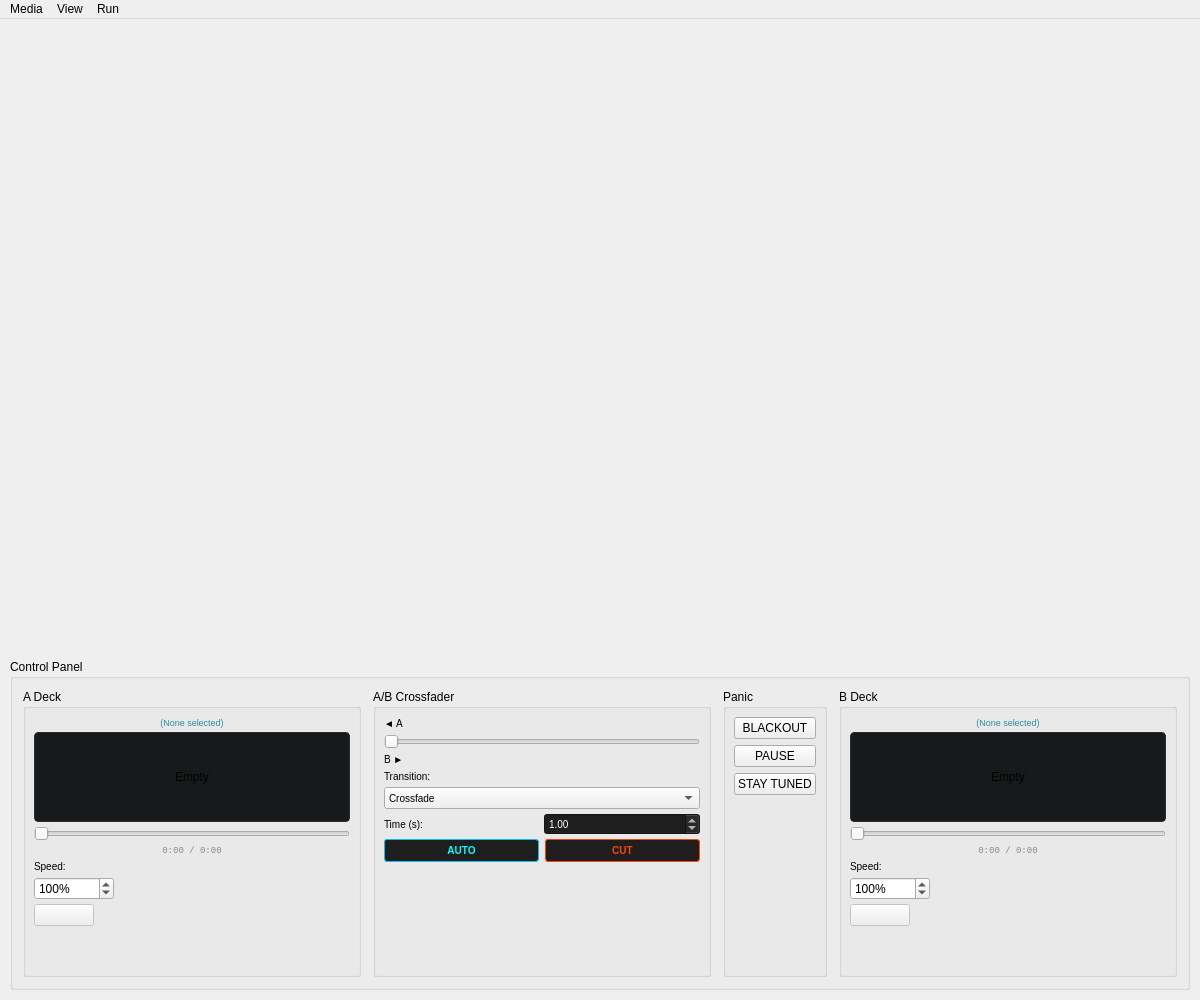
Before: the Qt Designer form forms/MainWindow.ui in Kalana-Pankaja/Prism, drawn with Qt 5.
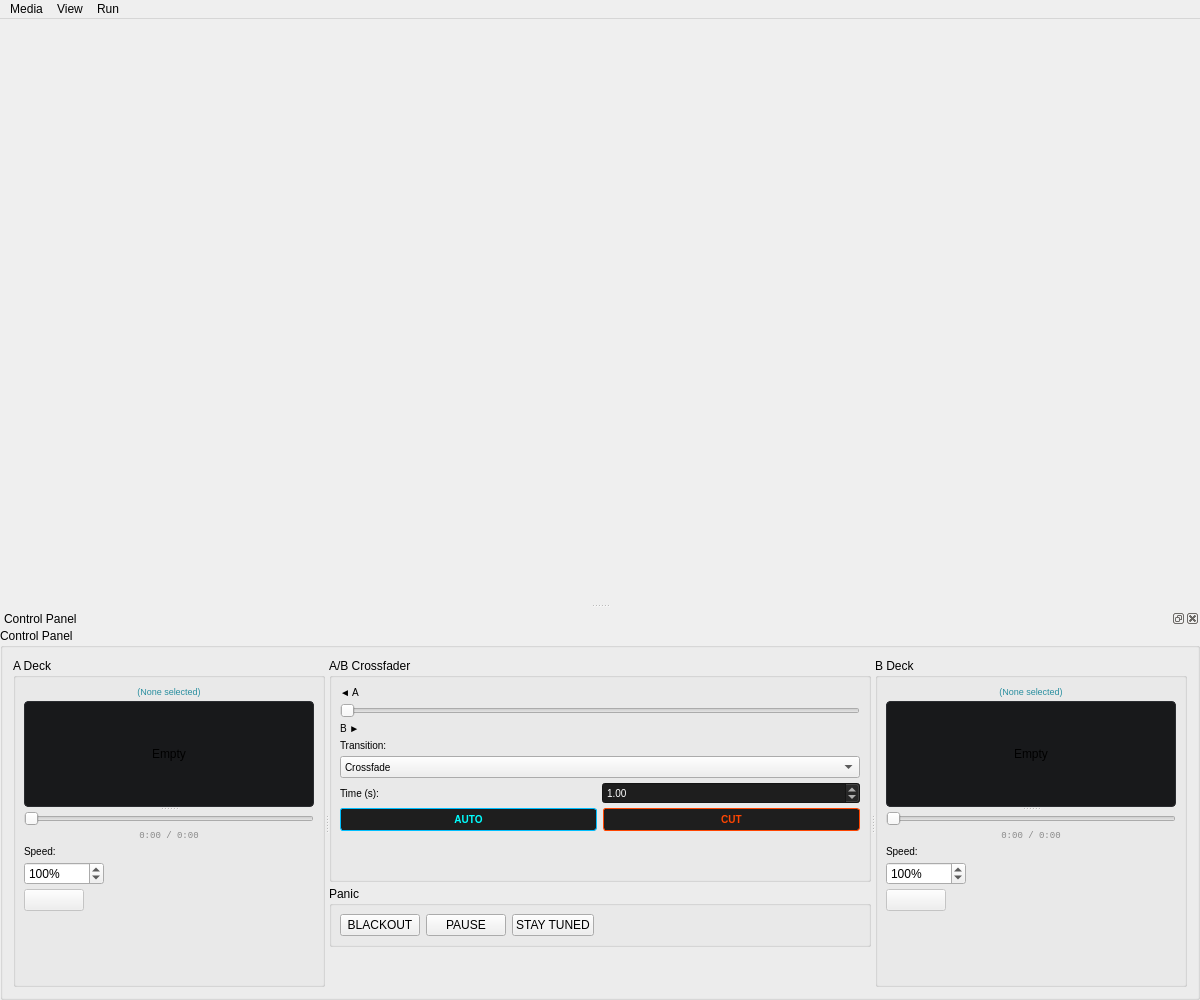
After: the same form once the commit is applied.

Commit message: feat: Add dockable control area

The edit to the form file:
```diff
--- a/forms/MainWindow.ui
+++ b/forms/MainWindow.ui
@@ -97,12 +97,35 @@
       </layout>
      </widget>
     </item>
+   </layout>
+  </widget>
+  <widget class="QDockWidget" name="controlDockWidget">
+   <property name="windowTitle">
+    <string>Control Panel</string>
+   </property>
+   <attribute name="dockWidgetArea">
+    <number>8</number>
+   </attribute>
+   <widget class="QWidget" name="controlDockWidgetContents">
+    <layout class="QVBoxLayout" name="controlDockLayout">
+     <property name="leftMargin">
+      <number>0</number>
+     </property>
+     <property name="topMargin">
+      <number>0</number>
+     </property>
+     <property name="rightMargin">
+      <number>0</number>
+     </property>
+     <property name="bottomMargin">
+      <number>0</number>
+     </property>
     <item>
      <widget class="QGroupBox" name="controlGroup">
       <property name="title">
        <string>Control Panel</string>
       </property>
-      <layout class="QHBoxLayout" name="controlLayout">
+       <layout class="QVBoxLayout" name="controlLayout">
        <property name="spacing">
         <number>12</number>
        </property>
@@ -119,6 +142,13 @@
         <number>10</number>
        </property>
        <item>
+        <widget class="QSplitter" name="deckHorizontalSplitter">
+         <property name="orientation">
+          <enum>Qt::Horizontal</enum>
+         </property>
+         <property name="childrenCollapsible">
+          <bool>false</bool>
+         </property>
         <widget class="QGroupBox" name="aDeckGroup">
          <property name="title">
           <string>A Deck</string>
@@ -153,6 +183,13 @@
            </widget>
           </item>
           <item>
+           <widget class="QSplitter" name="aPreviewSplitter">
+            <property name="orientation">
+             <enum>Qt::Vertical</enum>
+            </property>
+            <property name="childrenCollapsible">
+             <bool>false</bool>
+            </property>
            <widget class="QLabel" name="aPreviewLabel">
             <property name="minimumSize">
              <size>
@@ -179,7 +216,23 @@
              <bool>false</bool>
             </property>
            </widget>
-          </item>
+            <widget class="QWidget" name="aDeckControls" native="true">
+             <layout class="QVBoxLayout" name="aDeckControlsLayout">
+              <property name="leftMargin">
+               <number>0</number>
+              </property>
+              <property name="topMargin">
+               <number>0</number>
+              </property>
+              <property name="rightMargin">
+               <number>0</number>
+              </property>
+              <property name="bottomMargin">
+               <number>0</number>
+              </property>
+              <property name="spacing">
+               <number>4</number>
+              </property>
           <item>
            <widget class="QSlider" name="aProgressSlider">
             <property name="enabled">
@@ -269,7 +322,27 @@
           </item>
          </layout>
         </widget>
-       </item>
+           </widget>
+          </item>
+         </layout>
+         </widget>
+         <widget class="QWidget" name="faderPanicColumn" native="true">
+          <layout class="QVBoxLayout" name="faderPanicLayout">
+           <property name="spacing">
+            <number>4</number>
+           </property>
+           <property name="leftMargin">
+            <number>0</number>
+           </property>
+           <property name="topMargin">
+            <number>0</number>
+           </property>
+           <property name="rightMargin">
+            <number>0</number>
+           </property>
+           <property name="bottomMargin">
+            <number>0</number>
+           </property>
        <item>
         <!-- ── A/B Crossfader + Transition Controls ─────────────────────── -->
         <widget class="QGroupBox" name="faderGroup">
@@ -530,13 +603,7 @@
          <property name="title">
           <string>Panic</string>
          </property>
-         <property name="maximumSize">
-          <size>
-           <width>110</width>
-           <height>16777215</height>
-          </size>
-         </property>
-         <layout class="QVBoxLayout" name="panicLayout">
+             <layout class="QHBoxLayout" name="panicLayout">
           <property name="spacing">
            <number>6</number>
           </property>
@@ -594,6 +661,22 @@
           <item>
            <spacer name="panicSpacer">
             <property name="orientation">
+                 <enum>Qt::Horizontal</enum>
+                </property>
+                <property name="sizeHint" stdset="0">
+                 <size>
+                  <width>40</width>
+                  <height>20</height>
+                 </size>
+                </property>
+               </spacer>
+              </item>
+             </layout>
+            </widget>
+           </item>
+           <item>
+            <spacer name="faderPanicSpacer">
+             <property name="orientation">
              <enum>Qt::Vertical</enum>
             </property>
             <property name="sizeHint" stdset="0">
@@ -606,8 +689,6 @@
           </item>
          </layout>
         </widget>
-       </item>
-       <item>
         <widget class="QGroupBox" name="bDeckGroup">
          <property name="title">
           <string>B Deck</string>
@@ -642,6 +723,13 @@
            </widget>
           </item>
           <item>
+           <widget class="QSplitter" name="bPreviewSplitter">
+            <property name="orientation">
+             <enum>Qt::Vertical</enum>
+            </property>
+            <property name="childrenCollapsible">
+             <bool>false</bool>
+            </property>
            <widget class="QLabel" name="bPreviewLabel">
             <property name="minimumSize">
              <size>
@@ -668,7 +756,23 @@
              <bool>false</bool>
             </property>
            </widget>
-          </item>
+            <widget class="QWidget" name="bDeckControls" native="true">
+             <layout class="QVBoxLayout" name="bDeckControlsLayout">
+              <property name="leftMargin">
+               <number>0</number>
+              </property>
+              <property name="topMargin">
+               <number>0</number>
+              </property>
+              <property name="rightMargin">
+               <number>0</number>
+              </property>
+              <property name="bottomMargin">
+               <number>0</number>
+              </property>
+              <property name="spacing">
+               <number>4</number>
+              </property>
           <item>
            <widget class="QSlider" name="bProgressSlider">
             <property name="enabled">
@@ -758,11 +862,17 @@
           </item>
          </layout>
         </widget>
+           </widget>
        </item>
       </layout>
      </widget>
-    </item>
-   </layout>
+        </widget>
+       </item>
+      </layout>
+      </widget>
+     </item>
+    </layout>
+   </widget>
   </widget>
   <widget class="QMenuBar" name="menubar">
    <property name="geometry">
```
Lines whose indentation alone changed are shown as unchanged. The commit also changes 1 other file.
